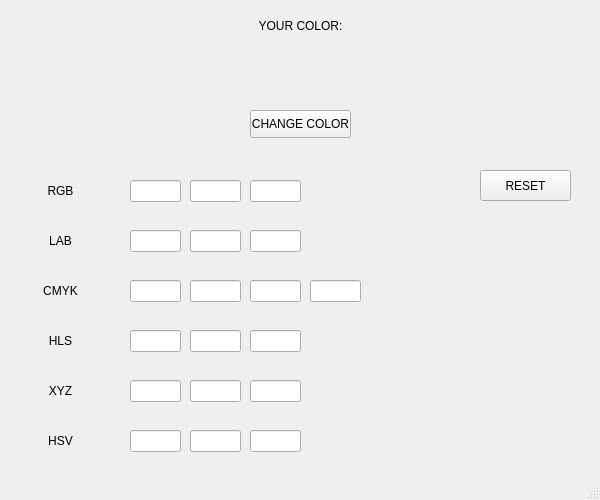
The window that graphics/mainwindow.ui (StanislauH/graphics) describes before a commit, drawn with Qt 5.
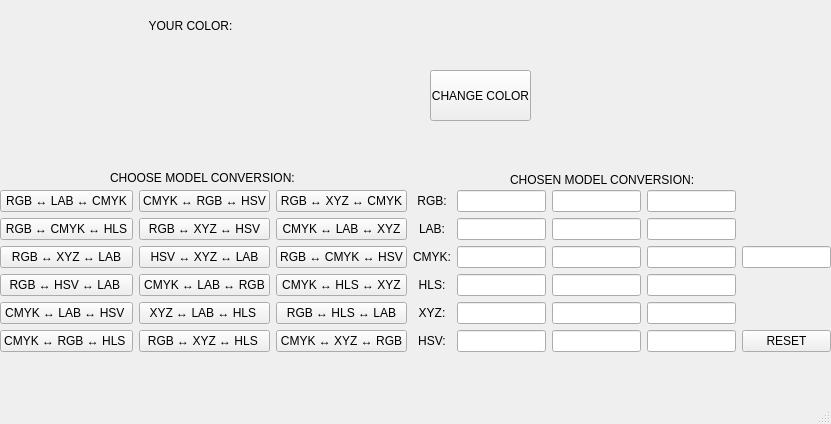
The same window after the commit.

The edit to the form file:
```diff
--- a/graphics/mainwindow.ui
+++ b/graphics/mainwindow.ui
@@ -6,21 +6,21 @@
    <rect>
     <x>0</x>
     <y>0</y>
-    <width>600</width>
-    <height>500</height>
+    <width>831</width>
+    <height>424</height>
    </rect>
   </property>
   <property name="windowTitle">
    <string>MainWindow</string>
   </property>
   <widget class="QWidget" name="centralwidget">
-   <widget class="QPushButton" name="Button">
+   <widget class="QPushButton" name="pushButton">
     <property name="geometry">
      <rect>
-      <x>250</x>
-      <y>110</y>
+      <x>430</x>
+      <y>70</y>
       <width>101</width>
-      <height>28</height>
+      <height>51</height>
      </rect>
     </property>
     <property name="text">
@@ -30,7 +30,7 @@
    <widget class="QLabel" name="lableMain">
     <property name="geometry">
      <rect>
-      <x>240</x>
+      <x>130</x>
       <y>10</y>
       <width>121</width>
       <height>31</height>
@@ -43,303 +43,376 @@
      <set>Qt::AlignCenter</set>
     </property>
    </widget>
-   <widget class="QLineEdit" name="line1">
+   <widget class="QWidget" name="formLayoutWidget">
     <property name="geometry">
      <rect>
-      <x>130</x>
-      <y>180</y>
-      <width>51</width>
-      <height>22</height>
+      <x>0</x>
+      <y>190</y>
+      <width>831</width>
+      <height>202</height>
      </rect>
     </property>
+    <layout class="QFormLayout" name="formLayout">
+     <item row="0" column="0">
+      <layout class="QGridLayout" name="gridLayout_2">
+       <item row="1" column="1">
+        <widget class="QPushButton" name="pushButton_3">
+         <property name="text">
+          <string>CMYK ↔ RGB ↔ HSV</string>
+         </property>
+        </widget>
+       </item>
+       <item row="1" column="0">
+        <widget class="QPushButton" name="pushButton_2">
+         <property name="text">
+          <string>RGB ↔ LAB ↔ CMYK</string>
+         </property>
+        </widget>
+       </item>
+       <item row="2" column="0">
+        <widget class="QPushButton" name="pushButton_5">
+         <property name="text">
+          <string>RGB ↔ CMYK ↔ HLS</string>
+         </property>
+        </widget>
+       </item>
+       <item row="2" column="1">
+        <widget class="QPushButton" name="pushButton_6">
+         <property name="text">
+          <string>RGB ↔ XYZ ↔ HSV</string>
+         </property>
+        </widget>
+       </item>
+       <item row="5" column="0">
+        <widget class="QPushButton" name="pushButton_14">
+         <property name="text">
+          <string>CMYK ↔ LAB ↔ HSV </string>
+         </property>
+        </widget>
+       </item>
+       <item row="4" column="0">
+        <widget class="QPushButton" name="pushButton_11">
+         <property name="text">
+          <string>RGB ↔ HSV ↔ LAB </string>
+         </property>
+        </widget>
+       </item>
+       <item row="5" column="1">
+        <widget class="QPushButton" name="pushButton_15">
+         <property name="text">
+          <string>XYZ ↔ LAB ↔ HLS </string>
+         </property>
+        </widget>
+       </item>
+       <item row="1" column="2">
+        <widget class="QPushButton" name="pushButton_4">
+         <property name="text">
+          <string>RGB ↔ XYZ ↔ CMYK</string>
+         </property>
+        </widget>
+       </item>
+       <item row="4" column="1">
+        <widget class="QPushButton" name="pushButton_12">
+         <property name="text">
+          <string>CMYK ↔ LAB ↔ RGB</string>
+         </property>
+        </widget>
+       </item>
+       <item row="4" column="2">
+        <widget class="QPushButton" name="pushButton_13">
+         <property name="text">
+          <string>CMYK ↔ HLS ↔ XYZ</string>
+         </property>
+        </widget>
+       </item>
+       <item row="6" column="0">
+        <widget class="QPushButton" name="pushButton_17">
+         <property name="text">
+          <string>CMYK ↔ RGB ↔ HLS </string>
+         </property>
+        </widget>
+       </item>
+       <item row="3" column="0">
+        <widget class="QPushButton" name="pushButton_8">
+         <property name="text">
+          <string>RGB ↔ XYZ ↔ LAB</string>
+         </property>
+        </widget>
+       </item>
+       <item row="3" column="1">
+        <widget class="QPushButton" name="pushButton_9">
+         <property name="text">
+          <string>HSV ↔ XYZ ↔ LAB</string>
+         </property>
+        </widget>
+       </item>
+       <item row="6" column="2">
+        <widget class="QPushButton" name="pushButton_19">
+         <property name="text">
+          <string>CMYK ↔ XYZ ↔ RGB</string>
+         </property>
+        </widget>
+       </item>
+       <item row="2" column="2">
+        <widget class="QPushButton" name="pushButton_7">
+         <property name="text">
+          <string>CMYK ↔ LAB ↔ XYZ</string>
+         </property>
+        </widget>
+       </item>
+       <item row="6" column="1">
+        <widget class="QPushButton" name="pushButton_18">
+         <property name="text">
+          <string>RGB ↔ XYZ ↔ HLS </string>
+         </property>
+        </widget>
+       </item>
+       <item row="5" column="2">
+        <widget class="QPushButton" name="pushButton_16">
+         <property name="text">
+          <string>RGB ↔ HLS ↔ LAB</string>
+         </property>
+        </widget>
+       </item>
+       <item row="3" column="2">
+        <widget class="QPushButton" name="pushButton_10">
+         <property name="text">
+          <string>RGB ↔ CMYK ↔ HSV</string>
+         </property>
+        </widget>
+       </item>
+      </layout>
+     </item>
+     <item row="0" column="1">
+      <layout class="QGridLayout" name="gridLayout">
+       <item row="5" column="0">
+        <widget class="QLabel" name="label6">
+         <property name="text">
+          <string>HSV:</string>
+         </property>
+         <property name="alignment">
+          <set>Qt::AlignCenter</set>
+         </property>
+        </widget>
+       </item>
+       <item row="3" column="1">
+        <widget class="QLineEdit" name="lineE11">
+         <property name="text">
+          <string/>
+         </property>
+        </widget>
+       </item>
+       <item row="2" column="4">
+        <widget class="QLineEdit" name="lineE10">
+         <property name="text">
+          <string/>
+         </property>
+        </widget>
+       </item>
+       <item row="5" column="4">
+        <widget class="QPushButton" name="pushButton1">
+         <property name="text">
+          <string>RESET</string>
+         </property>
+        </widget>
+       </item>
+       <item row="0" column="3">
+        <widget class="QLineEdit" name="line3">
+         <property name="text">
+          <string/>
+         </property>
+        </widget>
+       </item>
+       <item row="2" column="2">
+        <widget class="QLineEdit" name="line8">
+         <property name="text">
+          <string/>
+         </property>
+        </widget>
+       </item>
+       <item row="2" column="1">
+        <widget class="QLineEdit" name="line7">
+         <property name="text">
+          <string/>
+         </property>
+        </widget>
+       </item>
+       <item row="0" column="1">
+        <widget class="QLineEdit" name="line1">
+         <property name="text">
+          <string/>
+         </property>
+        </widget>
+       </item>
+       <item row="4" column="3">
+        <widget class="QLineEdit" name="lineE16">
+         <property name="text">
+          <string/>
+         </property>
+        </widget>
+       </item>
+       <item row="3" column="3">
+        <widget class="QLineEdit" name="lineE13">
+         <property name="text">
+          <string/>
+         </property>
+        </widget>
+       </item>
+       <item row="3" column="2">
+        <widget class="QLineEdit" name="lineE12">
+         <property name="text">
+          <string/>
+         </property>
+        </widget>
+       </item>
+       <item row="1" column="1">
+        <widget class="QLineEdit" name="line4">
+         <property name="text">
+          <string/>
+         </property>
+        </widget>
+       </item>
+       <item row="5" column="1">
+        <widget class="QLineEdit" name="lineE17">
+         <property name="text">
+          <string/>
+         </property>
+        </widget>
+       </item>
+       <item row="4" column="1">
+        <widget class="QLineEdit" name="lineE14">
+         <property name="text">
+          <string/>
+         </property>
+        </widget>
+       </item>
+       <item row="4" column="2">
+        <widget class="QLineEdit" name="lineE15">
+         <property name="text">
+          <string/>
+         </property>
+        </widget>
+       </item>
+       <item row="3" column="0">
+        <widget class="QLabel" name="label4">
+         <property name="text">
+          <string>HLS:</string>
+         </property>
+         <property name="alignment">
+          <set>Qt::AlignCenter</set>
+         </property>
+        </widget>
+       </item>
+       <item row="5" column="2">
+        <widget class="QLineEdit" name="lineE18">
+         <property name="text">
+          <string/>
+         </property>
+        </widget>
+       </item>
+       <item row="5" column="3">
+        <widget class="QLineEdit" name="lineE19">
+         <property name="text">
+          <string/>
+         </property>
+        </widget>
+       </item>
+       <item row="1" column="2">
+        <widget class="QLineEdit" name="line5">
+         <property name="text">
+          <string/>
+         </property>
+        </widget>
+       </item>
+       <item row="0" column="0">
+        <widget class="QLabel" name="label1">
+         <property name="text">
+          <string>RGB:</string>
+         </property>
+         <property name="alignment">
+          <set>Qt::AlignCenter</set>
+         </property>
+        </widget>
+       </item>
+       <item row="2" column="0">
+        <widget class="QLabel" name="label3">
+         <property name="text">
+          <string>CMYK:</string>
+         </property>
+         <property name="alignment">
+          <set>Qt::AlignCenter</set>
+         </property>
+        </widget>
+       </item>
+       <item row="4" column="0">
+        <widget class="QLabel" name="label5">
+         <property name="text">
+          <string>XYZ:</string>
+         </property>
+         <property name="alignment">
+          <set>Qt::AlignCenter</set>
+         </property>
+        </widget>
+       </item>
+       <item row="2" column="3">
+        <widget class="QLineEdit" name="line9">
+         <property name="text">
+          <string/>
+         </property>
+        </widget>
+       </item>
+       <item row="0" column="2">
+        <widget class="QLineEdit" name="line2">
+         <property name="text">
+          <string/>
+         </property>
+        </widget>
+       </item>
+       <item row="1" column="0">
+        <widget class="QLabel" name="label2">
+         <property name="text">
+          <string>LAB:</string>
+         </property>
+         <property name="alignment">
+          <set>Qt::AlignCenter</set>
+         </property>
+        </widget>
+       </item>
+       <item row="1" column="3">
+        <widget class="QLineEdit" name="line6">
+         <property name="text">
+          <string/>
+         </property>
+        </widget>
+       </item>
+      </layout>
+     </item>
+    </layout>
    </widget>
-   <widget class="QLabel" name="label1">
+   <widget class="QLabel" name="label">
     <property name="geometry">
      <rect>
-      <x>10</x>
-      <y>180</y>
-      <width>101</width>
-      <height>21</height>
+      <x>110</x>
+      <y>170</y>
+      <width>191</width>
+      <height>16</height>
      </rect>
     </property>
     <property name="text">
-     <string>RGB</string>
+     <string>CHOOSE MODEL CONVERSION:</string>
     </property>
-    <property name="alignment">
-     <set>Qt::AlignCenter</set>
-    </property>
    </widget>
-   <widget class="QLineEdit" name="line2">
+   <widget class="QLabel" name="label_2">
     <property name="geometry">
      <rect>
-      <x>190</x>
-      <y>180</y>
-      <width>51</width>
-      <height>22</height>
-     </rect>
-    </property>
-   </widget>
-   <widget class="QLineEdit" name="line3">
-    <property name="geometry">
-     <rect>
-      <x>250</x>
-      <y>180</y>
-      <width>51</width>
-      <height>22</height>
-     </rect>
-    </property>
-   </widget>
-   <widget class="QLabel" name="label2">
-    <property name="geometry">
-     <rect>
-      <x>10</x>
-      <y>230</y>
-      <width>101</width>
-      <height>21</height>
-     </rect>
-    </property>
-    <property name="text">
-     <string>LAB</string>
-    </property>
-    <property name="alignment">
-     <set>Qt::AlignCenter</set>
-    </property>
-   </widget>
-   <widget class="QLineEdit" name="line4">
-    <property name="geometry">
-     <rect>
-      <x>130</x>
-      <y>230</y>
-      <width>51</width>
-      <height>22</height>
-     </rect>
-    </property>
-   </widget>
-   <widget class="QLineEdit" name="line5">
-    <property name="geometry">
-     <rect>
-      <x>190</x>
-      <y>230</y>
-      <width>51</width>
-      <height>22</height>
-     </rect>
-    </property>
-   </widget>
-   <widget class="QLineEdit" name="line6">
-    <property name="geometry">
-     <rect>
-      <x>250</x>
-      <y>230</y>
-      <width>51</width>
-      <height>22</height>
-     </rect>
-    </property>
-   </widget>
-   <widget class="QLabel" name="label3">
-    <property name="geometry">
-     <rect>
-      <x>10</x>
-      <y>280</y>
-      <width>101</width>
-      <height>21</height>
-     </rect>
-    </property>
-    <property name="text">
-     <string>CMYK</string>
-    </property>
-    <property name="alignment">
-     <set>Qt::AlignCenter</set>
-    </property>
-   </widget>
-   <widget class="QLabel" name="label4">
-    <property name="geometry">
-     <rect>
-      <x>10</x>
-      <y>330</y>
-      <width>101</width>
-      <height>21</height>
-     </rect>
-    </property>
-    <property name="text">
-     <string>HLS</string>
-    </property>
-    <property name="alignment">
-     <set>Qt::AlignCenter</set>
-    </property>
-   </widget>
-   <widget class="QLabel" name="label5">
-    <property name="geometry">
-     <rect>
-      <x>10</x>
-      <y>380</y>
-      <width>101</width>
-      <height>21</height>
-     </rect>
-    </property>
-    <property name="text">
-     <string>XYZ</string>
-    </property>
-    <property name="alignment">
-     <set>Qt::AlignCenter</set>
-    </property>
-   </widget>
-   <widget class="QLabel" name="label6">
-    <property name="geometry">
-     <rect>
-      <x>10</x>
-      <y>430</y>
-      <width>101</width>
-      <height>21</height>
-     </rect>
-    </property>
-    <property name="text">
-     <string>HSV</string>
-    </property>
-    <property name="alignment">
-     <set>Qt::AlignCenter</set>
-    </property>
-   </widget>
-   <widget class="QLineEdit" name="line7">
-    <property name="geometry">
-     <rect>
-      <x>130</x>
-      <y>280</y>
-      <width>51</width>
-      <height>22</height>
-     </rect>
-    </property>
-   </widget>
-   <widget class="QLineEdit" name="line8">
-    <property name="geometry">
-     <rect>
-      <x>190</x>
-      <y>280</y>
-      <width>51</width>
-      <height>22</height>
-     </rect>
-    </property>
-   </widget>
-   <widget class="QLineEdit" name="line9">
-    <property name="geometry">
-     <rect>
-      <x>250</x>
-      <y>280</y>
-      <width>51</width>
-      <height>22</height>
-     </rect>
-    </property>
-   </widget>
-   <widget class="QLineEdit" name="lineE11">
-    <property name="geometry">
-     <rect>
-      <x>130</x>
-      <y>330</y>
-      <width>51</width>
-      <height>22</height>
-     </rect>
-    </property>
-   </widget>
-   <widget class="QLineEdit" name="lineE12">
-    <property name="geometry">
-     <rect>
-      <x>190</x>
-      <y>330</y>
-      <width>51</width>
-      <height>22</height>
-     </rect>
-    </property>
-   </widget>
-   <widget class="QLineEdit" name="lineE13">
-    <property name="geometry">
-     <rect>
-      <x>250</x>
-      <y>330</y>
-      <width>51</width>
-      <height>22</height>
-     </rect>
-    </property>
-   </widget>
-   <widget class="QLineEdit" name="lineE14">
-    <property name="geometry">
-     <rect>
-      <x>130</x>
-      <y>380</y>
-      <width>51</width>
-      <height>22</height>
-     </rect>
-    </property>
-   </widget>
-   <widget class="QLineEdit" name="lineE15">
-    <property name="geometry">
-     <rect>
-      <x>190</x>
-      <y>380</y>
-      <width>51</width>
-      <height>22</height>
-     </rect>
-    </property>
-   </widget>
-   <widget class="QLineEdit" name="lineE16">
-    <property name="geometry">
-     <rect>
-      <x>250</x>
-      <y>380</y>
-      <width>51</width>
-      <height>22</height>
-     </rect>
-    </property>
-   </widget>
-   <widget class="QLineEdit" name="lineE17">
-    <property name="geometry">
-     <rect>
-      <x>130</x>
-      <y>430</y>
-      <width>51</width>
-      <height>22</height>
-     </rect>
-    </property>
-   </widget>
-   <widget class="QLineEdit" name="lineE18">
-    <property name="geometry">
-     <rect>
-      <x>190</x>
-      <y>430</y>
-      <width>51</width>
-      <height>22</height>
-     </rect>
-    </property>
-   </widget>
-   <widget class="QLineEdit" name="lineE19">
-    <property name="geometry">
-     <rect>
-      <x>250</x>
-      <y>430</y>
-      <width>51</width>
-      <height>22</height>
-     </rect>
-    </property>
-   </widget>
-   <widget class="QLineEdit" name="lineE10">
-    <property name="geometry">
-     <rect>
-      <x>310</x>
-      <y>280</y>
-      <width>51</width>
-      <height>22</height>
-     </rect>
-    </property>
-   </widget>
-   <widget class="QPushButton" name="pushButton">
-    <property name="geometry">
-     <rect>
-      <x>480</x>
+      <x>510</x>
       <y>170</y>
-      <width>91</width>
-      <height>31</height>
+      <width>261</width>
+      <height>20</height>
      </rect>
     </property>
     <property name="text">
-     <string>RESET</string>
+     <string>CHOSEN MODEL CONVERSION:</string>
     </property>
    </widget>
   </widget>
```
